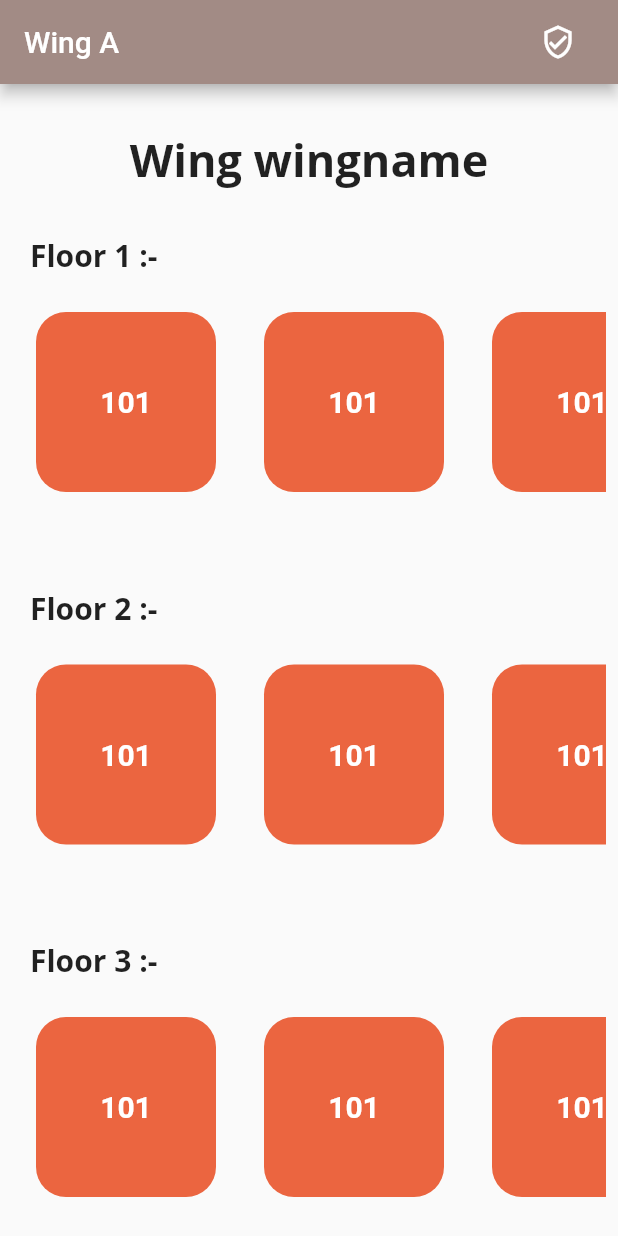
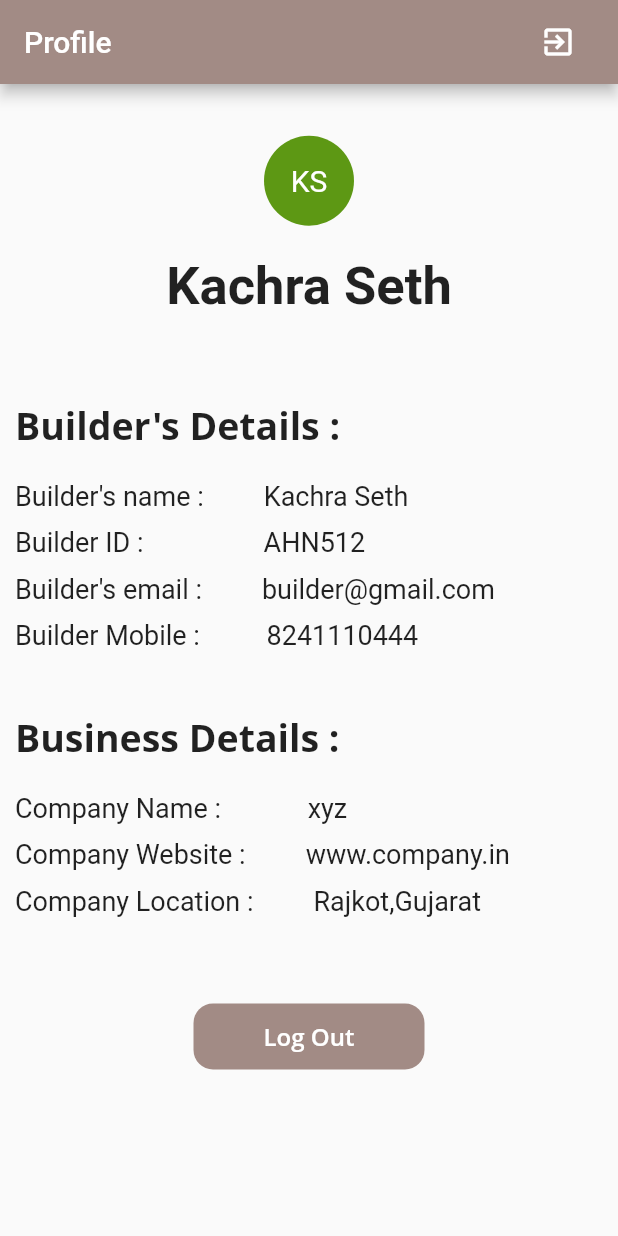
Before and after one commit to Harit012/build_ready, a Flutter app: the screen it shows after launch, on a phone screen of 412 x 824 dp. Run offline on Flutter 3.47's test engine with Material 2 defaults, Android fonts, the light colour scheme and no system bars; Roboto replaces fonts that are missing (Open Sans).

Commit message:
Added Builder's Screen

```diff
--- /dev/null
+++ b/lib/Screens/builder_profile_screen.dart
@@ -0,0 +1,168 @@
+import 'package:build_ready/Screens/login_screen.dart';
+import 'package:build_ready/widgets/details_row.dart';
+import 'package:flutter/material.dart';
+
+class BuilderProfileScreen extends StatelessWidget {
+  const BuilderProfileScreen({super.key});
+  final builderName = "Kachra Seth";
+  final builderID = "AHN512";
+  final builderEmail = "builder@gmail.com";
+  final builderMobileNo = "8241110444";
+  final companyName = "xyz";
+  final companySite = "www.company.in";
+  final companyLocation = "Rajkot,Gujarat";
+
+  @override
+  Widget build(BuildContext context) {
+    return Scaffold(
+      appBar: AppBar(
+        backgroundColor: const Color(0xFFA28B85),
+        title: Row(
+          children: [
+            const Text('Profile'),
+            Expanded(
+              child: Row(
+                mainAxisAlignment: MainAxisAlignment.end,
+                children: [
+                  IconButton(
+                    onPressed: () {
+                      Navigator.pop(context);
+                    },
+                    icon: const Icon(Icons.exit_to_app),
+                  ),
+                ],
+              ),
+            )
+          ],
+        ),
+      ),
+      body: Padding(
+        padding: const EdgeInsets.all(10),
+        child: Column(
+          mainAxisAlignment: MainAxisAlignment.start,
+          children: [
+            SizedBox(
+              height: 150,
+              width: double.infinity,
+              child: Column(
+                mainAxisAlignment: MainAxisAlignment.center,
+                children: [
+                  const SizedBox(
+                    height: 20,
+                  ),
+                  const CircleAvatar(
+                    radius: 30,
+                    backgroundColor: Color.fromARGB(255, 93, 152, 20),
+                    child: Text(
+                      'KS',
+                      style: TextStyle(color: Colors.white, fontSize: 20),
+                    ),
+                  ),
+                  const SizedBox(
+                    height: 20,
+                  ),
+                  Text(
+                    builderName,
+                    style: const TextStyle(
+                        fontSize: 35, fontWeight: FontWeight.bold),
+                  ),
+                ],
+              ),
+            ),
+            SingleChildScrollView(
+              child: Column(
+                crossAxisAlignment: CrossAxisAlignment.start,
+                mainAxisAlignment: MainAxisAlignment.end,
+                children: [
+                  const SizedBox(
+                    height: 50,
+                  ),
+                  const Row(
+                    mainAxisAlignment: MainAxisAlignment.start,
+                    children: [
+                      Text(
+                        "Builder's Details :",
+                        style: TextStyle(
+                          fontSize: 25,
+                          fontFamily: 'Open Sans',
+                          fontWeight: FontWeight.bold,
+                        ),
+                      ),
+                    ],
+                  ),
+                  const SizedBox(
+                    height: 20,
+                  ),
+                  DetailsRow(lable: "Builder's name :", value: builderName),
+                  const SizedBox(height: 10),
+                  DetailsRow(lable: "Builder ID :         ", value: builderID),
+                  const SizedBox(height: 10),
+                  DetailsRow(lable: "Builder's email :", value: builderEmail),
+                  const SizedBox(height: 10),
+                  DetailsRow(
+                      lable: "Builder Mobile : ", value: builderMobileNo),
+                  const SizedBox(
+                    height: 40,
+                  ),
+                  const Text(
+                    "Business Details :",
+                    style: TextStyle(
+                      fontSize: 25,
+                      fontFamily: 'Open Sans',
+                      fontWeight: FontWeight.bold,
+                    ),
+                  ),
+                  const SizedBox(
+                    height: 20,
+                  ),
+                  DetailsRow(lable: 'Company Name :    ', value: companyName),
+                  const SizedBox(height: 10),
+                  DetailsRow(lable: 'Company Website :', value: companySite),
+                  const SizedBox(height: 10),
+                  DetailsRow(
+                      lable: 'Company Location :', value: companyLocation),
+                  const SizedBox(height: 50),
+                  Row(
+                    mainAxisAlignment: MainAxisAlignment.center,
+                    children: [
+                      TextButton(
+                        onPressed: () {
+                          Navigator.push(
+                              context,
+                              MaterialPageRoute(
+                                  builder: (context) => const LoginScreen()));
+                        },
+                        child: Container(
+                          width: 154,
+                          height: 44,
+                          decoration: ShapeDecoration(
+                            color: const Color(0xFFA28B85),
+                            shape: RoundedRectangleBorder(
+                              borderRadius: BorderRadius.circular(13),
+                            ),
+                          ),
+                          child: const Center(
+                            child: Text(
+                              'Log Out',
+                              style: TextStyle(
+                                color: Colors.white,
+                                fontSize: 16,
+                                fontFamily: 'Open Sans',
+                                fontWeight: FontWeight.w600,
+                                height: 1.25,
+                              ),
+                            ),
+                          ),
+                        ),
+                      ),
+                    ],
+                  ),
+                ],
+              ),
+            )
+          ],
+        ),
+      ),
+    );
+  }
+}
--- a/lib/Screens/inside_wing_screen.dart
+++ b/lib/Screens/inside_wing_screen.dart
@@ -1,40 +1,32 @@
 // import 'package:build_ready/widgets/block_widget.dart';
 import 'package:build_ready/widgets/block_widget.dart';
+import 'package:build_ready/widgets/builders_navigator.dart';
 import 'package:flutter/material.dart';
 
 class InsideWingScreen extends StatefulWidget {
-  const InsideWingScreen({super.key, required this.noOfFloors});
-  final int noOfFloors;
+  const InsideWingScreen({
+    super.key,
+  });
+
   @override
-  State<InsideWingScreen> createState() => _InsideWingScreenState(noOfFloors);
+  // ignore: no_logic_in_create_state
+  State<InsideWingScreen> createState() => _InsideWingScreenState();
 }
 
 class _InsideWingScreenState extends State<InsideWingScreen> {
-  final int noOfFloors;
-  final int noOdBlocksPerFloor = 8;
+  final int noOfFloors = 4;
+  final int noOfBlocksPerFloor = 4;
 
-  _InsideWingScreenState(this.noOfFloors);
+  _InsideWingScreenState();
+
   @override
   Widget build(BuildContext context) {
     return SafeArea(
       child: Scaffold(
           appBar: AppBar(
             backgroundColor: const Color(0xFFA28B85),
-            title: Row(
-              children: [
-                const Text('Wing A'),
-                Expanded(
-                  child: Row(
-                    mainAxisAlignment: MainAxisAlignment.end,
-                    children: [
-                      IconButton(
-                        onPressed: () {},
-                        icon: const Icon(Icons.verified_user_outlined),
-                      ),
-                    ],
-                  ),
-                )
-              ],
+            title: const BuildersNavigator(
+              title: 'Wing a',
             ),
           ),
           body: SingleChildScrollView(
@@ -82,9 +74,9 @@ class _InsideWingScreenState extends State<InsideWingScreen> {
                             child: Row(
                               mainAxisAlignment: MainAxisAlignment.start,
                               children: [
-                                for (int k = 1; k <= noOdBlocksPerFloor; k++)
+                                for (int k = 1; k <= noOfBlocksPerFloor; k++)
                                   const BlockWidget(
-                                    isBooked: false,
+                                    isBooked: true,
                                   ),
                               ],
                             ),
--- a/lib/Screens/login_screen.dart
+++ b/lib/Screens/login_screen.dart
@@ -77,7 +77,9 @@ class _LoginScreenState extends State<LoginScreen> {
                         children: [
                           const Text('Forget Password ? '),
                           TextButton(
-                              onPressed: () {}, child: const Text('Click here'))
+                            onPressed: () {},
+                            child: const Text('Click here'),
+                          )
                         ],
                       ),
                     ],
--- a/lib/main.dart
+++ b/lib/main.dart
@@ -1,4 +1,4 @@
-import 'package:build_ready/Screens/inside_wing_screen.dart';
+import 'package:build_ready/Screens/builder_profile_screen.dart';
 
 import 'package:flutter/material.dart';
 
@@ -8,7 +8,7 @@ void main() {
       // theme: ,
       // darkTheme: ,
       debugShowCheckedModeBanner: false,
-      home: InsideWingScreen(noOfFloors: 5),
+      home: BuilderProfileScreen(),
     ),
   );
 }
--- a/lib/model/model_data.dart
+++ b/lib/model/model_data.dart
@@ -1,3 +1,14 @@
 // import 'package:flutter/material.dart';
 
-List<String> flatTypes = ["1BHK", "2BHK", "3BHK", "4BHK"];
+// List<String> flatTypes = ["1BHK", "2BHK", "3BHK", "4BHK"];
+
+class User {
+  User(this.flatNo, this.name, this.mobile, this.paidAmount, this.totalPrice);
+
+  final String flatNo;
+  final String name;
+  final String mobile;
+  final double paidAmount;
+  late double remainingAmount = totalPrice - paidAmount;
+  final double totalPrice;
+}
--- a/lib/widgets/add_new_project.dart
+++ b/lib/widgets/add_new_project.dart
@@ -152,7 +152,7 @@ class _AddNewProjectState extends State<AddNewProject> {
                           ),
                           child: const Center(
                             child: Text(
-                              'Login',
+                              'Add',
                               style: TextStyle(
                                 color: Colors.white,
                                 fontSize: 16,
--- /dev/null
+++ b/lib/widgets/details_row.dart
@@ -0,0 +1,25 @@
+import 'package:flutter/material.dart';
+
+class DetailsRow extends StatelessWidget {
+  const DetailsRow({super.key, required this.lable, required this.value});
+  final String lable;
+  final String value;
+
+  @override
+  Widget build(BuildContext context) {
+    return Row(
+      mainAxisAlignment: MainAxisAlignment.start,
+      children: [
+        Text(
+          lable,
+          style: const TextStyle(fontSize: 18),
+        ),
+        const SizedBox(width: 40),
+        Text(
+          value,
+          style: const TextStyle(fontSize: 18),
+        ),
+      ],
+    );
+  }
+}
```
Also changed, not shown: lib/Screens/demoscreen.dart (+63 -0 lines), lib/Screens/flat_booking_screen.dart (+3 -15 lines), lib/Screens/gallery_features_screen.dart (+3 -15 lines), lib/Screens/payment_info_screen.dart (added, +70 -0 lines), lib/data/dummy_url.dart (+21 -0 lines), lib/widgets/block_widget.dart (+18 -1 lines), lib/widgets/booking_form.dart (added, +202 -0 lines), lib/widgets/builders_navigator.dart (added, +41 -0 lines).
